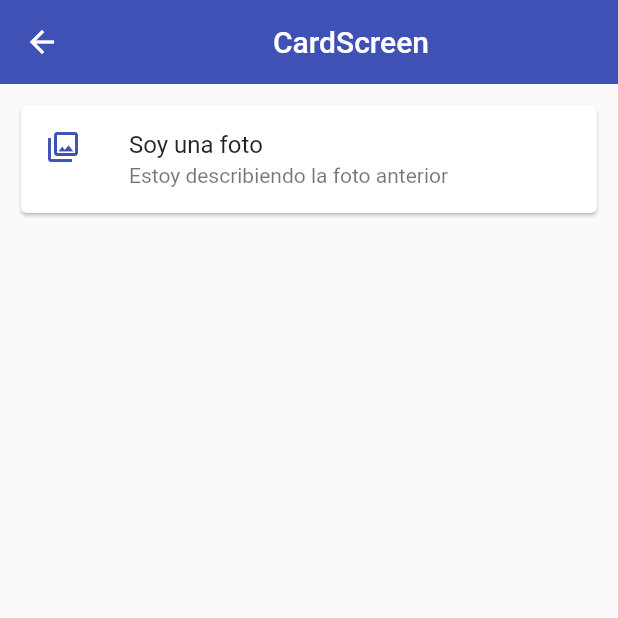
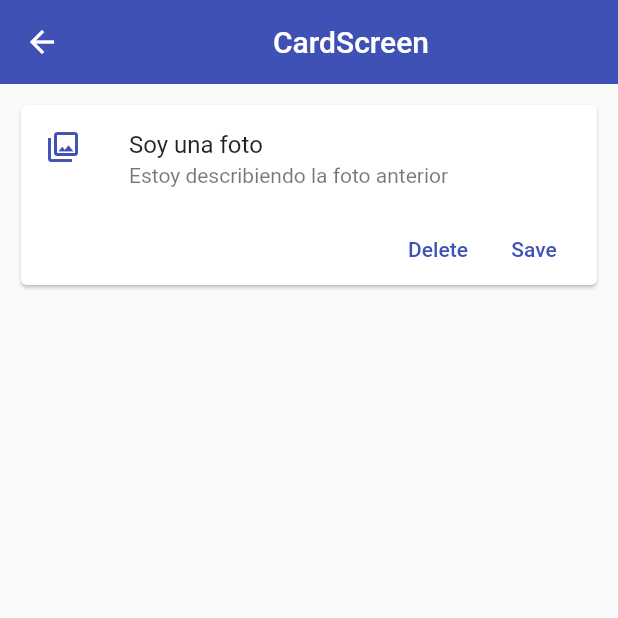
Before and after one commit to gomezaf/fl_components, a Flutter app: the CardScreen screen opened by its route, on a phone screen of 412 x 824 dp, the top half of it. Run offline on Flutter 3.47's test engine with Material 2 defaults, Android fonts, the phone set to English and light mode, and no system bars.

Commit message:
card screen implement

```diff
--- a/lib/screens/card_screen.dart
+++ b/lib/screens/card_screen.dart
@@ -1,6 +1,6 @@
 import 'package:flutter/material.dart';
 
-import 'package:fl_components/theme/app_theme.dart';
+import 'package:fl_components/widgets/widgets.dart';
 
 class CardScreen extends StatelessWidget {
   const CardScreen({Key? key}) : super(key: key);
@@ -14,20 +14,7 @@ class CardScreen extends StatelessWidget {
       body: ListView(
         padding: const EdgeInsets.symmetric(horizontal: 10, vertical: 10),
         children: const [
-          Card(
-            child: Column(
-              children: [
-                ListTile(
-                  leading: Icon(
-                    Icons.photo_library_outlined,
-                    color: AppTheme.primary,
-                  ),
-                  title: Text('Soy una foto'),
-                  subtitle: Text('Estoy describiendo la foto anterior'),
-                )
-              ],
-            ),
-          )
+          CustomCardType1(),
         ],
       ),
     );
--- a/lib/theme/app_theme.dart
+++ b/lib/theme/app_theme.dart
@@ -10,7 +10,12 @@ class AppTheme {
     appBarTheme: const AppBarTheme(
       color: primary,
       elevation: 0,
-      ));
+      // textButton Theme
+    ),
+    textButtonTheme: TextButtonThemeData(
+        // ignore: deprecated_member_use
+        style: TextButton.styleFrom(primary: Colors.indigo)),
+  );
 
   static final ThemeData darkTheme = ThemeData.dark().copyWith(
     // color primario
--- /dev/null
+++ b/lib/widgets/custom_card_type_1.dart
@@ -0,0 +1,36 @@
+import 'package:fl_components/theme/app_theme.dart';
+import 'package:flutter/material.dart';
+
+class CustomCardType1 extends StatelessWidget {
+  const CustomCardType1({
+    super.key,
+  });
+
+  @override
+  Widget build(BuildContext context) {
+    return Card(
+      child: Column(
+        children: [
+          const ListTile(
+            leading: Icon(
+              Icons.photo_library_outlined,
+              color: AppTheme.primary,
+            ),
+            title: Text('Soy una foto'),
+            subtitle: Text('Estoy describiendo la foto anterior'),
+          ),
+          Padding(
+            padding: const EdgeInsets.only(right: 10),
+            child: Row(
+              mainAxisAlignment: MainAxisAlignment.end,
+              children: [
+                TextButton(onPressed: () {}, child: const Text('Delete')),
+                TextButton(onPressed: () {}, child: const Text('Save'))
+              ],
+            ),
+          )
+        ],
+      ),
+    );
+  }
+}
--- /dev/null
+++ b/lib/widgets/widgets.dart
@@ -0,0 +1 @@
+export 'package:fl_components/widgets/custom_card_type_1.dart';
```
Lines whose indentation alone changed are shown as unchanged.
